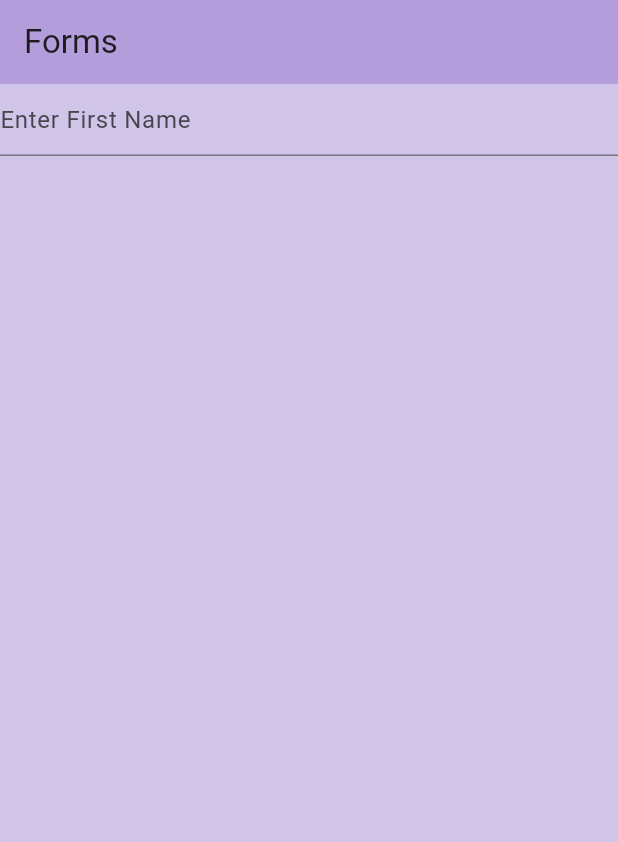
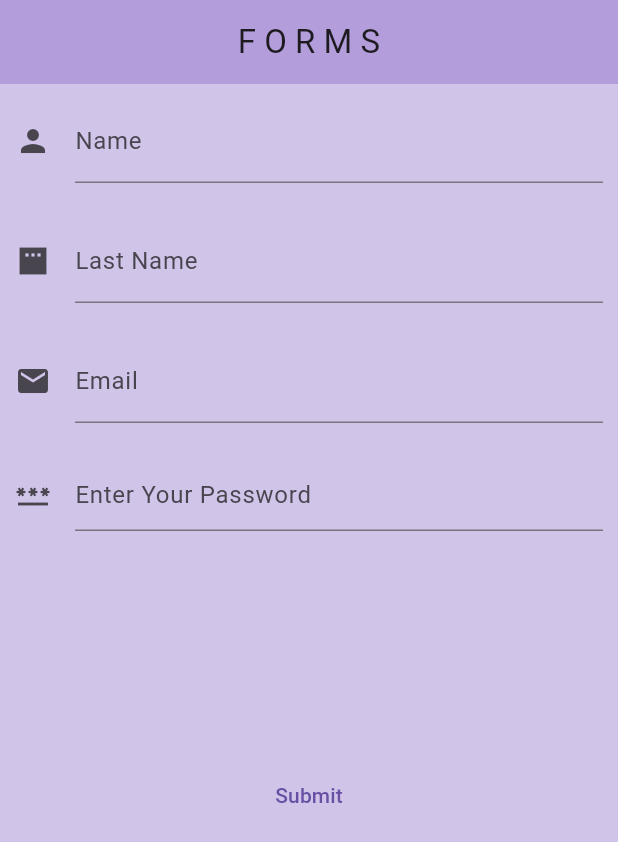
Before and after one commit to SheryarTahir/Important_Widgets, a Flutter app: the screen it shows after launch, on a phone screen of 412 x 824 dp. Shown: the top 842 px of the screen. Run offline on Flutter 3.47's test engine with Material 3 defaults, Android fonts, the phone set to English and light mode, and no system bars; our stand-ins replace animated_text_kit, cached_network_image, google_nav_bar.

Commit message:
Forms I/O

```diff
--- a/lib/main.dart
+++ b/lib/main.dart
@@ -34,7 +34,7 @@ class MyApp extends StatelessWidget {
         brightness: Brightness.light,
         primaryColor: Colors.deepPurple.shade50,
       ),
-      home: const FormsWidget(),
+      home: FormWidget(),
     );
   }
 }
--- a/lib/widgets/forms.dart
+++ b/lib/widgets/forms.dart
@@ -1,51 +1,198 @@
 import 'package:flutter/material.dart';
 
-class FormsWidget extends StatefulWidget {
-  const FormsWidget({super.key});
+class FormWidget extends StatefulWidget {
+  const FormWidget({super.key});
 
   @override
-  State<FormsWidget> createState() => _FormsWidgetState();
+  State<FormWidget> createState() => _FormWidgetState();
 }
 
-class _FormsWidgetState extends State<FormsWidget> {
-  String firstaname = '';
+class _FormWidgetState extends State<FormWidget> {
+  String firstname = '';
+
   String lastname = '';
+
   String email = '';
-  String password = '';
+
+  String passwrod = '';
+
   final _formKey = GlobalKey<FormState>();
+
+  //----------------FUNCTIONS------------------
+  trySubmit() {
+    final isValid = _formKey.currentState!.validate();
+    if (isValid) {
+      _formKey.currentState!.save();
+      submitForm();
+    } else {
+      print('Error');
+    }
+  }
+
+  submitForm() {
+    print(firstname);
+    print(lastname);
+    print(email);
+    print(passwrod);
+  }
+
   @override
   Widget build(BuildContext context) {
     return Scaffold(
       backgroundColor: Colors.deepPurple.shade100,
       appBar: AppBar(
         backgroundColor: Colors.deepPurple.shade200,
-        title: const Text('Forms'),
+        title: const Center(child: Text('F O R M S')),
       ),
       body: Container(
+        margin: const EdgeInsets.all(10),
         child: Form(
             key: _formKey,
-          child: Column(
+            child: Wrap(
               children: [
                 TextFormField(
                   decoration: const InputDecoration(
                       hintText: 'Enter First Name',
-                ),
+                      labelText: 'Name',
+                      icon: Icon(Icons.person)),
                   key: const ValueKey('firstname'),
                   validator: (value) {
                     if (value.toString().isEmpty) {
-                    return 'First Name Should Not Be Empty';
+                      return 'First name Should not be Empty';
                     } else {
                       return null;
                     }
                   },
                   onSaved: (value) {
-                  firstaname = value.toString();
+                    firstname = value.toString();
                   },
                 ),
-            ],
+                const SizedBox(
+                  height: 80,
+                ),
+                TextFormField(
+                  decoration: const InputDecoration(
+                      hintText: 'Enter Last Name',
+                      labelText: 'Last Name',
+                      icon: Icon(Icons.padding_sharp)),
+                  key: const ValueKey('lastname'),
+                  validator: (value) {
+                    if (value.toString().isEmpty) {
+                      return 'Last name Should not be Empty';
+                    } else {
+                      return null;
+                    }
+                  },
+                  onSaved: (value) {
+                    lastname = value.toString();
+                  },
+                ),
+                const SizedBox(
+                  height: 80,
+                ),
+                TextFormField(
+                  decoration: const InputDecoration(
+                      hintText: 'Enter Your Email',
+                      labelText: 'Email',
+                      icon: Icon(Icons.email)),
+                  key: const ValueKey('email'),
+                  validator: (value) {
+                    if (value.toString().isEmpty) {
+                      return 'Email Should not be Empty';
+                    } else {
+                      return null;
+                    }
+                  },
+                  onSaved: (value) {
+                    email = value.toString();
+                  },
+                ),
+                const SizedBox(
+                  height: 80,
+                ),
+                TextFormField(
+                  obscureText: true,
+                  decoration: const InputDecoration(
+                      hintText: 'Enter Your Password',
+                      icon: Icon(Icons.password)),
+                  key: const ValueKey('password'),
+                  validator: (value) {
+                    if (value.toString().length <= 5) {
+                      return 'Password Should not be less than 6 characters';
+                    } else {
+                      return null;
+                    }
+                  },
+                  onSaved: (value) {
+                    passwrod = value.toString();
+                  },
+                ),
+                const SizedBox(
+                  height: 200,
+                ),
+                Center(
+                  child: TextButton(
+                    onPressed: () {
+                      trySubmit();
+                    },
+                    child: const Text('Submit'),
                   ),
                 ),
+              ],
+            )),
       ),
     );
   }
 }
+
+// import 'package:flutter/material.dart';
+//
+// class FormsWidget extends StatefulWidget {
+//   const FormsWidget({super.key});
+//
+//   @override
+//   State<FormsWidget> createState() => _FormsWidgetState();
+// }
+//
+// class _FormsWidgetState extends State<FormsWidget> {
+//   String firstaname = '';
+//   String lastname = '';
+//   String email = '';
+//   String password = '';
+//   final _formKey = GlobalKey<FormState>();
+//   @override
+//   Widget build(BuildContext context) {
+//     return Scaffold(
+//       backgroundColor: Colors.deepPurple.shade100,
+//       appBar: AppBar(
+//         backgroundColor: Colors.deepPurple.shade200,
+//         title: const Text('Forms'),
+//       ),
+//       body: Container(
+//         child: Form(
+//           key: _formKey,
+//           child: Column(
+//             children: [
+//               TextFormField(
+//                 decoration: const InputDecoration(
+//                   hintText: 'Enter First Name',
+//                 ),
+//                 key: const ValueKey('firstname'),
+//                 validator: (value) {
+//                   if (value.toString().isEmpty) {
+//                     return 'First Name Should Not Be Empty';
+//                   } else {
+//                     return null;
+//                   }
+//                 },
+//                 onSaved: (value) {
+//                   firstaname = value.toString();
+//                 },
+//               ),
+//             ],
+//           ),
+//         ),
+//       ),
+//     );
+//   }
+// }
```
Lines whose indentation alone changed are shown as unchanged.
